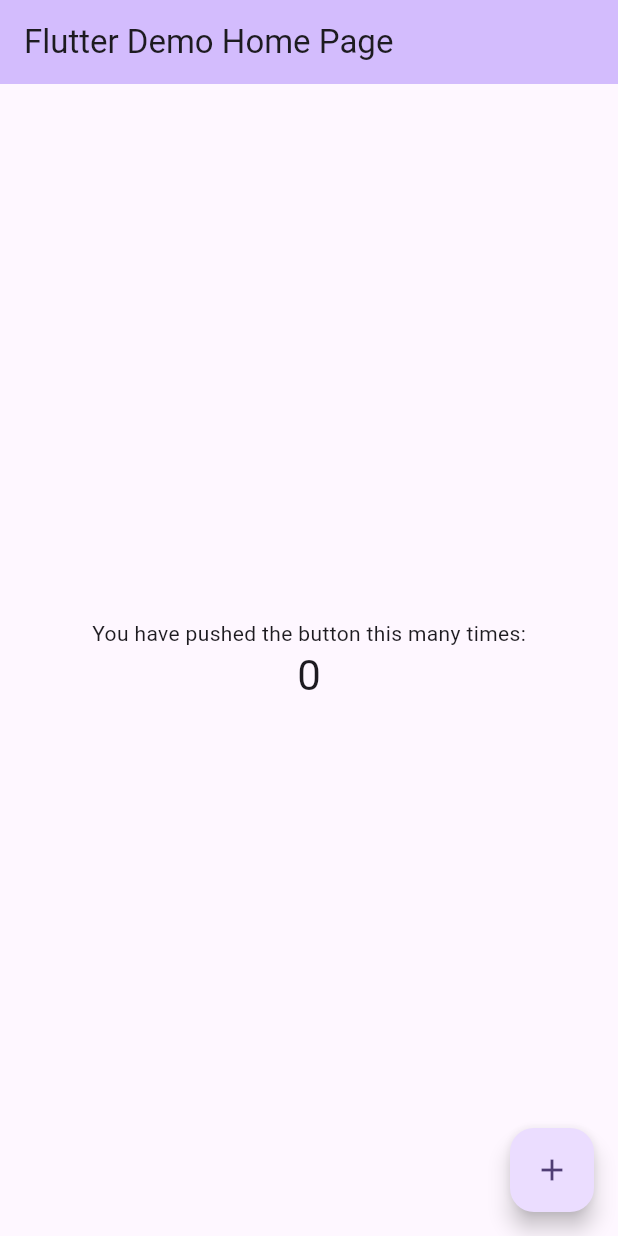
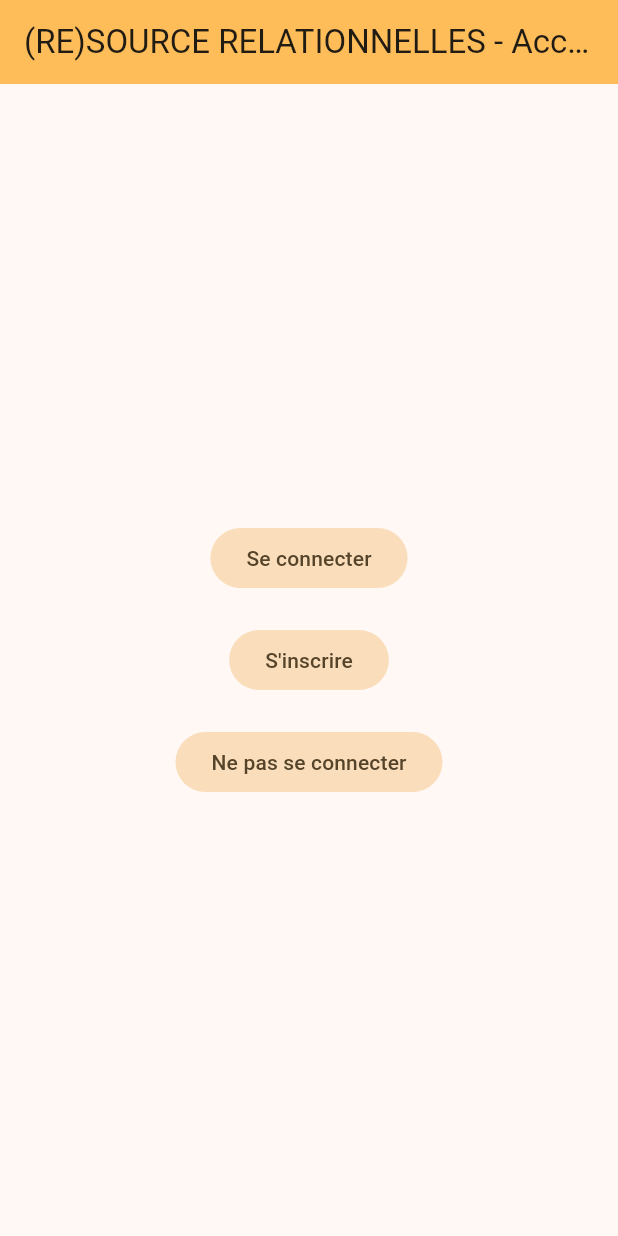
Before and after one commit to LuaScale/resources_relationnelles_flutter, a Flutter app: the screen it shows after launch, on a phone screen of 412 x 824 dp. Run offline on Flutter 3.47's test engine with Material 3 defaults, Android fonts, the phone set to English and light mode, and no system bars.

Commit message:
ajout page accueil

```diff
--- a/lib/main.dart
+++ b/lib/main.dart
@@ -1,4 +1,6 @@
 import 'package:flutter/material.dart';
+import 'pages/connexion.dart';
+import 'pages/register.dart';
 
 void main() {
   runApp(const MyApp());
@@ -28,10 +30,10 @@
         //
         // This works for code too, not just values: Most code changes can be
         // tested with just a hot reload.
-        colorScheme: ColorScheme.fromSeed(seedColor: Colors.deepPurple),
+        colorScheme: ColorScheme.fromSeed(seedColor: const Color(0xFFFFBD59)),
         useMaterial3: true,
       ),
-      home: const MyHomePage(title: 'Flutter Demo Home Page'),
+      home: const MyHomePage(title: '(RE)SOURCE RELATIONNELLES - Accueil'),
     );
   }
 }
@@ -55,18 +57,6 @@
 }
 
 class _MyHomePageState extends State<MyHomePage> {
-  int _counter = 0;
-
-  void _incrementCounter() {
-    setState(() {
-      // This call to setState tells the Flutter framework that something has
-      // changed in this State, which causes it to rerun the build method below
-      // so that the display can reflect the updated values. If we changed
-      // _counter without calling setState(), then the build method would not be
-      // called again, and so nothing would appear to happen.
-      _counter++;
-    });
-  }
 
   @override
   Widget build(BuildContext context) {
@@ -81,12 +71,13 @@
         // TRY THIS: Try changing the color here to a specific color (to
         // Colors.amber, perhaps?) and trigger a hot reload to see the AppBar
         // change color while the other colors stay the same.
-        backgroundColor: Theme.of(context).colorScheme.inversePrimary,
+        backgroundColor: const Color(0xFFFFBD59),
         // Here we take the value from the MyHomePage object that was created by
         // the App.build method, and use it to set our appbar title.
         title: Text(widget.title),
       ),
-      body: Center(
+      body:
+      Center(
         // Center is a layout widget. It takes a single child and positions it
         // in the middle of the parent.
         child: Column(
@@ -105,20 +96,26 @@
           // wireframe for each widget.
           mainAxisAlignment: MainAxisAlignment.center,
           children: <Widget>[
-            const Text(
-              'You have pushed the button this many times:',
-            ),
-            Text(
-              '$_counter',
-              style: Theme.of(context).textTheme.headlineMedium,
-            ),
+            FilledButton.tonal(
+              onPressed: () {
+              Navigator.push(
+                context,
+                MaterialPageRoute(builder: (context) => const AuthenticationPage()),
+              );
+            }, child: const Text('Se connecter')),
+            const SizedBox(height: 20,),
+            FilledButton.tonal(onPressed: () {
+              Navigator.push(
+                context,
+                MaterialPageRoute(builder: (context) => const RegistrationPage()),
+              );
+            }, child: const Text('S\'inscrire')),
+            const SizedBox(height: 20,),
+            FilledButton.tonal(onPressed: () {
+              //Action à faire pour afficher les ressources sans se connecter
+            }, child: const Text('Ne pas se connecter')),
           ],
         ),
-      ),
-      floatingActionButton: FloatingActionButton(
-        onPressed: _incrementCounter,
-        tooltip: 'Increment',
-        child: const Icon(Icons.add),
       ), // This trailing comma makes auto-formatting nicer for build methods.
     );
   }
```
